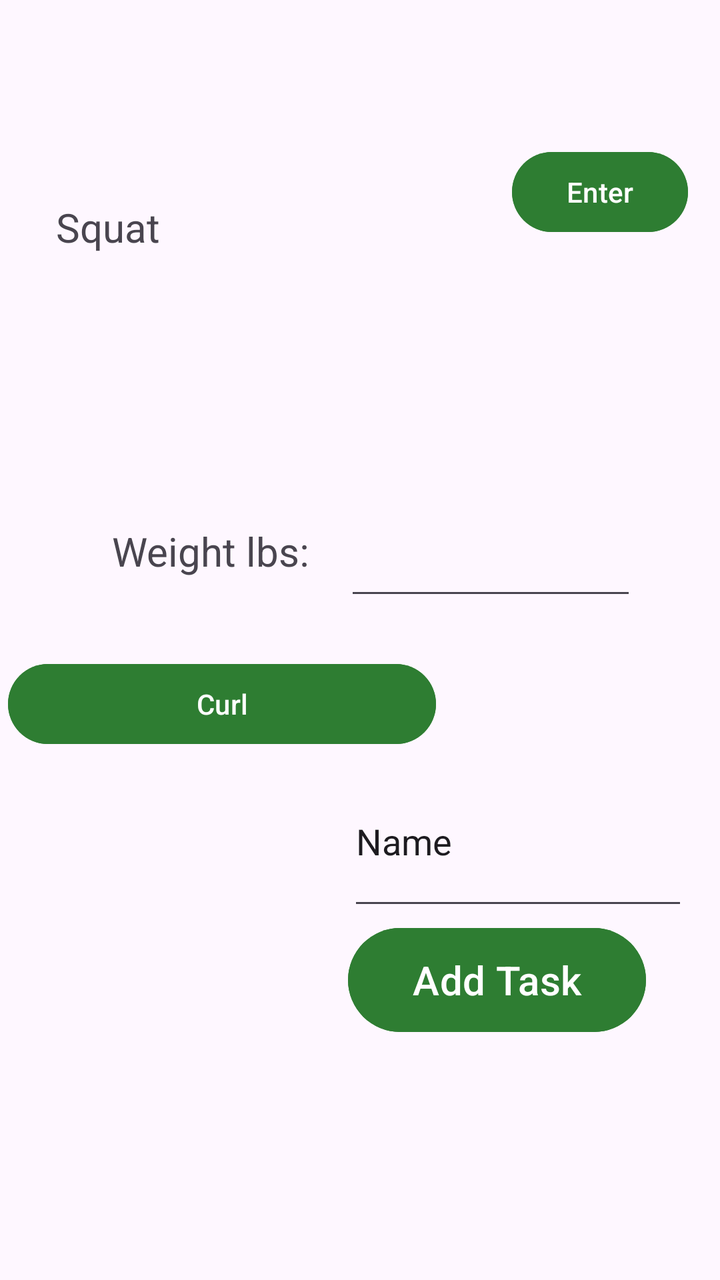
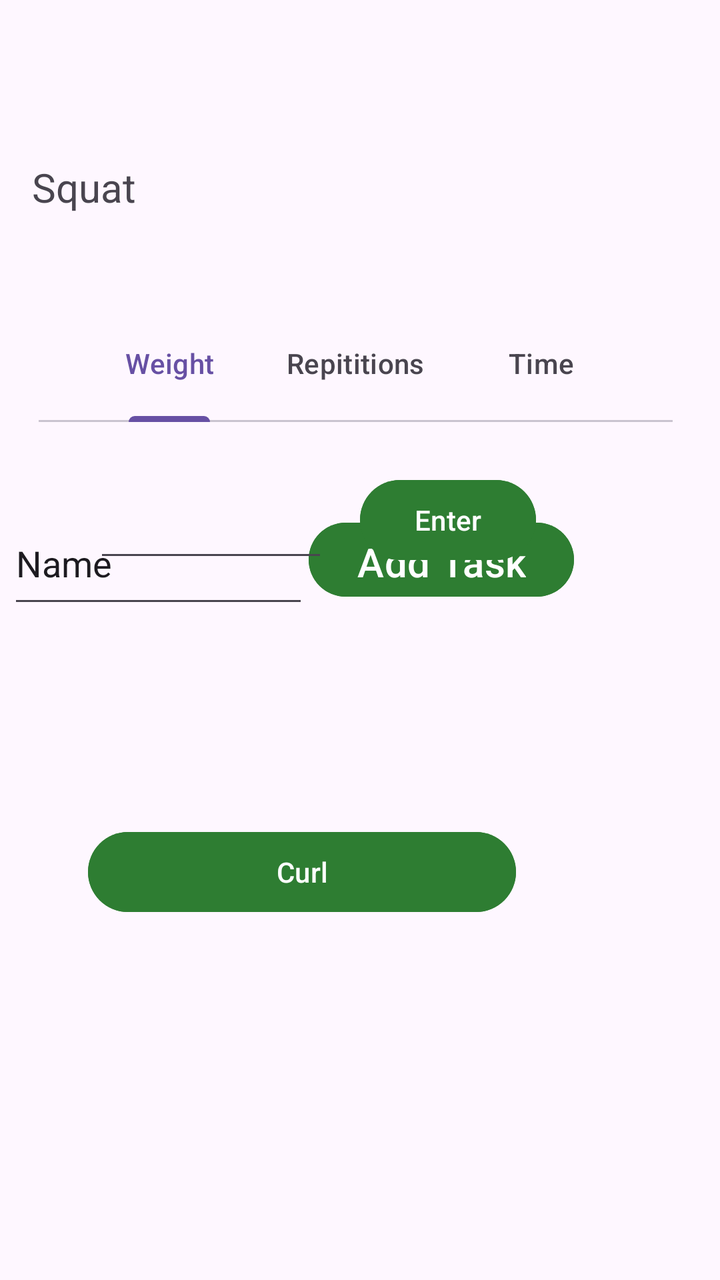

An Android layout rendered at two revisions. The XML below is the earlier revision; the diff shows what the commit changed to produce the second picture.
<!-- AndroidManifest.xml: application theme Theme.Thriveapp -->
<!-- res/layout/activity_goal_tracking.xml -->
<?xml version="1.0" encoding="utf-8"?>
<androidx.constraintlayout.widget.ConstraintLayout xmlns:android="http://schemas.android.com/apk/res/android"
    xmlns:app="http://schemas.android.com/apk/res-auto"
    xmlns:tools="http://schemas.android.com/tools"
    android:id="@+id/main"
    android:layout_width="match_parent"
    android:layout_height="match_parent"
    tools:context=".GoalTracking">

    <ScrollView
        android:id="@+id/constraint"
        android:layout_width="214dp"
        android:layout_height="202dp"
        android:layout_marginStart="4dp"
        android:layout_marginBottom="112dp"
        app:layout_constraintBottom_toBottomOf="parent"
        app:layout_constraintStart_toStartOf="parent">

        <LinearLayout
            android:id="@+id/buttonContainer"
            android:layout_width="match_parent"
            android:layout_height="wrap_content"
            android:animateLayoutChanges="true"
            android:dividerPadding="2dp"
            android:isScrollContainer="true"
            android:orientation="vertical"
            android:paddingVertical="2dp"
            android:scrollbarAlwaysDrawVerticalTrack="true"
            android:scrollbars="vertical">

            <Button
                android:id="@+id/button15"
                android:layout_width="match_parent"
                android:layout_height="wrap_content"
                android:backgroundTint="@color/primary_green"
                android:onClick="ClickedExercise"
                android:text="Curl" />

        </LinearLayout>
    </ScrollView>

    <TextView
        android:id="@+id/ExerciseName"
        android:layout_width="168dp"
        android:layout_height="38dp"
        android:layout_marginStart="28dp"
        android:layout_marginTop="100dp"
        android:text="Squat"
        android:textSize="20sp"
        app:layout_constraintStart_toStartOf="parent"
        app:layout_constraintTop_toTopOf="parent" />

    <TextView
        android:id="@+id/textView5"
        android:layout_width="112dp"
        android:layout_height="39dp"
        android:layout_marginStart="56dp"
        android:layout_marginTop="124dp"
        android:text="Weight lbs: "
        android:textSize="20sp"
        app:layout_constraintStart_toStartOf="parent"
        app:layout_constraintTop_toBottomOf="@+id/ExerciseName" />

    <EditText
        android:id="@+id/DataField"
        android:layout_width="146dp"
        android:layout_height="45dp"
        android:layout_marginStart="8dp"
        android:layout_marginTop="260dp"
        android:layout_marginEnd="60dp"
        android:ems="10"
        android:inputType="number"
        app:layout_constraintEnd_toEndOf="parent"
        app:layout_constraintHorizontal_bias="0.172"
        app:layout_constraintStart_toEndOf="@+id/textView5"
        app:layout_constraintTop_toTopOf="parent" />

    <Button
        android:id="@+id/button"
        android:layout_width="wrap_content"
        android:layout_height="wrap_content"
        android:layout_marginTop="72dp"
        android:layout_marginEnd="16dp"
        android:backgroundTint="@color/primary_green"
        android:onClick="InformationAdded"
        android:text="Enter"
        android:textColorLink="#02FA13"
        app:layout_constraintEnd_toEndOf="parent"
        app:layout_constraintTop_toTopOf="parent" />

    <LinearLayout
        android:layout_width="170dp"
        android:layout_height="246dp"
        android:layout_marginEnd="16dp"
        android:layout_marginBottom="16dp"
        android:orientation="vertical"
        app:layout_constraintBottom_toBottomOf="parent"
        app:layout_constraintEnd_toEndOf="parent">

        <EditText
            android:id="@+id/newTaskNameInput"
            android:layout_width="wrap_content"
            android:layout_height="wrap_content"
            android:layout_weight="1"
            android:ems="10"
            android:inputType="text"
            android:text="Name" />

        <Button
            android:id="@+id/addTaskButton"
            android:layout_width="149dp"
            android:layout_height="60dp"
            android:layout_marginEnd="60dp"
            android:layout_marginBottom="104dp"
            android:backgroundTint="@color/primary_green"
            android:onClick="addTask"
            android:text="Add Task"
            android:textAlignment="center"
            android:textDirection="firstStrong"
            android:textScaleX="1"
            android:textSize="20sp" />

    </LinearLayout>

</androidx.constraintlayout.widget.ConstraintLayout>
<!-- resources referenced by this layout -->
<resources>
  <color name="primary_green">#2E7D32</color>
  <style name="Theme.Thriveapp" parent="Base.Theme.Thriveapp" />
  <style name="Base.Theme.Thriveapp" parent="Theme.Material3.DayNight.NoActionBar">
          
          
      </style>
</resources>

<!-- the commit's change to res/layout/activity_goal_tracking.xml (unified diff, before → after) -->
@@ -11,8 +11,8 @@
         android:id="@+id/constraint"
         android:layout_width="214dp"
         android:layout_height="202dp"
-        android:layout_marginStart="4dp"
-        android:layout_marginBottom="112dp"
+        android:layout_marginStart="44dp"
+        android:layout_marginBottom="28dp"
         app:layout_constraintBottom_toBottomOf="parent"
         app:layout_constraintStart_toStartOf="parent">
 
@@ -43,64 +43,27 @@
         android:id="@+id/ExerciseName"
         android:layout_width="168dp"
         android:layout_height="38dp"
-        android:layout_marginStart="28dp"
-        android:layout_marginTop="100dp"
+        android:layout_marginStart="16dp"
+        android:layout_marginTop="80dp"
         android:text="Squat"
         android:textSize="20sp"
         app:layout_constraintStart_toStartOf="parent"
         app:layout_constraintTop_toTopOf="parent" />
 
-    <TextView
-        android:id="@+id/textView5"
-        android:layout_width="112dp"
-        android:layout_height="39dp"
-        android:layout_marginStart="56dp"
-        android:layout_marginTop="124dp"
-        android:text="Weight lbs: "
-        android:textSize="20sp"
-        app:layout_constraintStart_toStartOf="parent"
-        app:layout_constraintTop_toBottomOf="@+id/ExerciseName" />
-
-    <EditText
-        android:id="@+id/DataField"
-        android:layout_width="146dp"
-        android:layout_height="45dp"
-        android:layout_marginStart="8dp"
-        android:layout_marginTop="260dp"
-        android:layout_marginEnd="60dp"
-        android:ems="10"
-        android:inputType="number"
+    <LinearLayout
+        android:layout_width="343dp"
+        android:layout_height="149dp"
+        android:layout_marginBottom="240dp"
+        android:orientation="horizontal"
+        app:layout_constraintBottom_toBottomOf="parent"
         app:layout_constraintEnd_toEndOf="parent"
-        app:layout_constraintHorizontal_bias="0.172"
-        app:layout_constraintStart_toEndOf="@+id/textView5"
-        app:layout_constraintTop_toTopOf="parent" />
-
-    <Button
-        android:id="@+id/button"
-        android:layout_width="wrap_content"
-        android:layout_height="wrap_content"
-        android:layout_marginTop="72dp"
-        android:layout_marginEnd="16dp"
-        android:backgroundTint="@color/primary_green"
-        android:onClick="InformationAdded"
-        android:text="Enter"
-        android:textColorLink="#02FA13"
-        app:layout_constraintEnd_toEndOf="parent"
-        app:layout_constraintTop_toTopOf="parent" />
-
-    <LinearLayout
-        android:layout_width="170dp"
-        android:layout_height="246dp"
-        android:layout_marginEnd="16dp"
-        android:layout_marginBottom="16dp"
-        android:orientation="vertical"
-        app:layout_constraintBottom_toBottomOf="parent"
-        app:layout_constraintEnd_toEndOf="parent">
+        app:layout_constraintHorizontal_bias="0.235"
+        app:layout_constraintStart_toStartOf="parent">
 
         <EditText
             android:id="@+id/newTaskNameInput"
-            android:layout_width="wrap_content"
-            android:layout_height="wrap_content"
+            android:layout_width="253dp"
+            android:layout_height="58dp"
             android:layout_weight="1"
             android:ems="10"
             android:inputType="text"
@@ -108,8 +71,8 @@
 
         <Button
             android:id="@+id/addTaskButton"
-            android:layout_width="149dp"
-            android:layout_height="60dp"
+            android:layout_width="wrap_content"
+            android:layout_height="wrap_content"
             android:layout_marginEnd="60dp"
             android:layout_marginBottom="104dp"
             android:backgroundTint="@color/primary_green"
@@ -122,4 +85,56 @@
 
     </LinearLayout>
 
+    <com.google.android.material.tabs.TabLayout
+        android:layout_width="317dp"
+        android:layout_height="59dp"
+        android:layout_marginTop="152dp"
+        app:layout_constraintEnd_toEndOf="parent"
+        app:layout_constraintHorizontal_bias="0.446"
+        app:layout_constraintStart_toStartOf="parent"
+        app:layout_constraintTop_toTopOf="parent"
+        app:tabGravity="center"
+        app:tabMode="auto">
+
+        <com.google.android.material.tabs.TabItem
+            android:layout_width="wrap_content"
+            android:layout_height="wrap_content"
+            android:text="Weight" />
+
+        <com.google.android.material.tabs.TabItem
+            android:layout_width="wrap_content"
+            android:layout_height="wrap_content"
+            android:text="Repititions" />
+
+        <com.google.android.material.tabs.TabItem
+            android:layout_width="wrap_content"
+            android:layout_height="wrap_content"
+            android:text="Time" />
+    </com.google.android.material.tabs.TabLayout>
+
+    <Button
+        android:id="@+id/button"
+        android:layout_width="wrap_content"
+        android:layout_height="wrap_content"
+        android:layout_marginTop="236dp"
+        android:backgroundTint="@color/primary_green"
+        android:onClick="InformationAdded"
+        android:text="Enter"
+        android:textColorLink="#02FA13"
+        app:layout_constraintEnd_toEndOf="parent"
+        app:layout_constraintHorizontal_bias="0.591"
+        app:layout_constraintStart_toStartOf="@+id/infoToAdd"
+        app:layout_constraintTop_toTopOf="parent" />
+
+    <EditText
+        android:id="@+id/infoToAdd"
+        android:layout_width="117dp"
+        android:layout_height="50dp"
+        android:layout_marginTop="236dp"
+        android:layout_marginEnd="196dp"
+        android:ems="10"
+        android:inputType="number"
+        app:layout_constraintEnd_toEndOf="parent"
+        app:layout_constraintTop_toTopOf="parent" />
+
 </androidx.constraintlayout.widget.ConstraintLayout>
